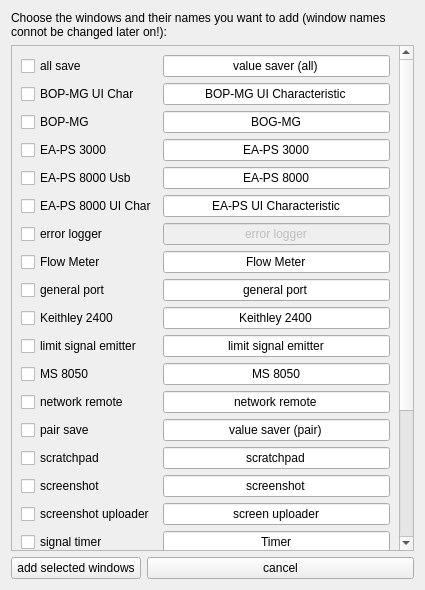
Above: windowadderwindow.ui from bchjoerni/mlab before the change. Below: the same form after it.
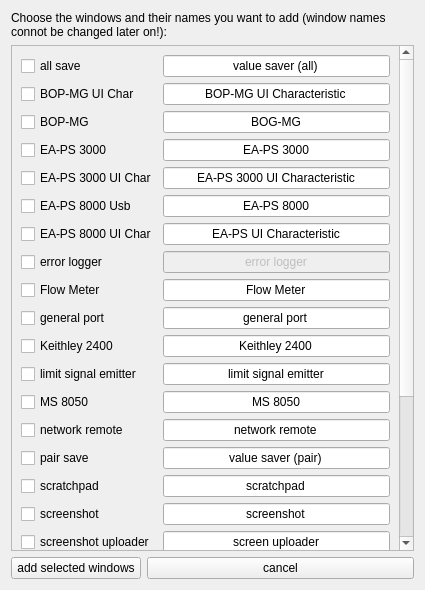
That is the form after the change.

Commit message: Keithley fix; eaps3000UICharWindow added

Diff of the .ui file:
```diff
--- a/windowadderwindow.ui
+++ b/windowadderwindow.ui
@@ -25,31 +25,41 @@
         <x>0</x>
         <y>0</y>
         <width>391</width>
-        <height>876</height>
+        <height>912</height>
        </rect>
       </property>
       <layout class="QGridLayout" name="gridLayout_2">
-       <item row="12" column="0">
-        <widget class="QCheckBox" name="chb_limitSignal">
+       <item row="27" column="0">
+        <widget class="QCheckBox" name="chb_screenUploader">
          <property name="text">
-          <string>limit signal emitter</string>
+          <string>screenshot uploader</string>
          </property>
         </widget>
        </item>
-       <item row="13" column="1">
-        <widget class="QLineEdit" name="txt_ms8050">
+       <item row="46" column="1">
+        <widget class="QLineEdit" name="txt_tsh071">
          <property name="text">
-          <string>MS 8050</string>
+          <string>Vacuum pump</string>
          </property>
          <property name="alignment">
           <set>Qt::AlignCenter</set>
          </property>
         </widget>
        </item>
-       <item row="2" column="0">
-        <widget class="QCheckBox" name="chb_bopmgUiChar">
+       <item row="32" column="0">
+        <widget class="QCheckBox" name="chb_powerMeterTest">
          <property name="text">
-          <string>BOP-MG UI Char</string>
+          <string>TEST power meter</string>
+         </property>
+        </widget>
+       </item>
+       <item row="12" column="1">
+        <widget class="QLineEdit" name="txt_keithley2400">
+         <property name="text">
+          <string>Keithley 2400</string>
+         </property>
+         <property name="alignment">
+          <set>Qt::AlignCenter</set>
          </property>
         </widget>
        </item>
@@ -60,24 +70,7 @@
          </property>
         </widget>
        </item>
-       <item row="20" column="1">
-        <widget class="QLineEdit" name="txt_screenshot">
-         <property name="text">
-          <string>screenshot</string>
-         </property>
-         <property name="alignment">
-          <set>Qt::AlignCenter</set>
-         </property>
-        </widget>
-       </item>
-       <item row="32" column="0">
-        <widget class="QCheckBox" name="chb_thermocouple">
-         <property name="text">
-          <string>Thermocouple</string>
-         </property>
-        </widget>
-       </item>
-       <item row="14" column="1">
+       <item row="15" column="1">
         <widget class="QLineEdit" name="txt_networkRemote">
          <property name="text">
           <string>network remote</string>
@@ -87,86 +80,188 @@
          </property>
         </widget>
        </item>
-       <item row="6" column="0">
+       <item row="33" column="0">
+        <widget class="QCheckBox" name="chb_thermocouple">
+         <property name="text">
+          <string>Thermocouple</string>
+         </property>
+        </widget>
+       </item>
+       <item row="31" column="1">
+        <widget class="QLineEdit" name="txt_calcTemperature">
+         <property name="text">
+          <string>temperature calculator</string>
+         </property>
+         <property name="alignment">
+          <set>Qt::AlignCenter</set>
+         </property>
+        </widget>
+       </item>
+       <item row="7" column="0">
         <widget class="QCheckBox" name="chb_eaps8000UsbUIChar">
          <property name="text">
           <string>EA-PS 8000 UI Char</string>
          </property>
         </widget>
        </item>
-       <item row="8" column="1">
-        <widget class="QLineEdit" name="txt_flowMeter">
-         <property name="text">
-          <string>Flow Meter</string>
-         </property>
-         <property name="alignment">
-          <set>Qt::AlignCenter</set>
-         </property>
-        </widget>
-       </item>
-       <item row="27" column="0">
-        <widget class="QCheckBox" name="chb_signalTimer">
-         <property name="text">
-          <string>signal timer</string>
-         </property>
-        </widget>
-       </item>
-       <item row="12" column="1">
-        <widget class="QLineEdit" name="txt_limitSignal">
-         <property name="text">
-          <string>limit signal emitter</string>
-         </property>
-         <property name="alignment">
-          <set>Qt::AlignCenter</set>
-         </property>
-        </widget>
-       </item>
-       <item row="10" column="0">
-        <widget class="QCheckBox" name="chb_generalPort">
-         <property name="text">
-          <string>general port</string>
-         </property>
-        </widget>
-       </item>
-       <item row="45" column="1">
-        <widget class="QLineEdit" name="txt_tsh071">
-         <property name="text">
-          <string>Vacuum pump</string>
-         </property>
-         <property name="alignment">
-          <set>Qt::AlignCenter</set>
-         </property>
-        </widget>
-       </item>
        <item row="8" column="0">
-        <widget class="QCheckBox" name="chb_flowMeter">
+        <widget class="QCheckBox" name="chb_errorLog">
          <property name="text">
-          <string>Flow Meter</string>
+          <string>error logger</string>
+         </property>
+        </widget>
+       </item>
+       <item row="13" column="1">
+        <widget class="QLineEdit" name="txt_limitSignal">
+         <property name="text">
+          <string>limit signal emitter</string>
+         </property>
+         <property name="alignment">
+          <set>Qt::AlignCenter</set>
+         </property>
+        </widget>
+       </item>
+       <item row="21" column="1">
+        <widget class="QLineEdit" name="txt_screenshot">
+         <property name="text">
+          <string>screenshot</string>
+         </property>
+         <property name="alignment">
+          <set>Qt::AlignCenter</set>
+         </property>
+        </widget>
+       </item>
+       <item row="6" column="0">
+        <widget class="QCheckBox" name="chb_eaps8000Usb">
+         <property name="text">
+          <string>EA-PS 8000 Usb</string>
          </property>
         </widget>
        </item>
        <item row="28" column="0">
-        <widget class="QCheckBox" name="chb_simpleGraph">
+        <widget class="QCheckBox" name="chb_signalTimer">
          <property name="text">
-          <string>simple graph</string>
+          <string>signal timer</string>
+         </property>
+        </widget>
+       </item>
+       <item row="17" column="1">
+        <widget class="QLineEdit" name="txt_pairSave">
+         <property name="text">
+          <string>value saver (pair)</string>
+         </property>
+         <property name="alignment">
+          <set>Qt::AlignCenter</set>
+         </property>
+        </widget>
+       </item>
+       <item row="14" column="0">
+        <widget class="QCheckBox" name="chb_ms8050">
+         <property name="text">
+          <string>MS 8050</string>
+         </property>
+        </widget>
+       </item>
+       <item row="9" column="1">
+        <widget class="QLineEdit" name="txt_flowMeter">
+         <property name="text">
+          <string>Flow Meter</string>
+         </property>
+         <property name="alignment">
+          <set>Qt::AlignCenter</set>
+         </property>
+        </widget>
+       </item>
+       <item row="15" column="0">
+        <widget class="QCheckBox" name="chb_networkRemote">
+         <property name="text">
+          <string>network remote</string>
+         </property>
+        </widget>
+       </item>
+       <item row="12" column="0">
+        <widget class="QCheckBox" name="chb_keithley2400">
+         <property name="text">
+          <string>Keithley 2400</string>
+         </property>
+        </widget>
+       </item>
+       <item row="2" column="1">
+        <widget class="QLineEdit" name="txt_bopmgUIChar">
+         <property name="text">
+          <string>BOP-MG UI Characteristic</string>
+         </property>
+         <property name="alignment">
+          <set>Qt::AlignCenter</set>
+         </property>
+        </widget>
+       </item>
+       <item row="18" column="1">
+        <widget class="QLineEdit" name="txt_scratchpad">
+         <property name="text">
+          <string>scratchpad</string>
+         </property>
+         <property name="alignment">
+          <set>Qt::AlignCenter</set>
          </property>
         </widget>
        </item>
        <item row="17" column="0">
-        <widget class="QCheckBox" name="chb_scratchpad">
+        <widget class="QCheckBox" name="chb_pairSave">
          <property name="text">
-          <string>scratchpad</string>
+          <string>pair save</string>
          </property>
         </widget>
        </item>
-       <item row="20" column="0">
+       <item row="29" column="1">
+        <widget class="QLineEdit" name="txt_simpleGraph">
+         <property name="text">
+          <string>simple graph</string>
+         </property>
+         <property name="alignment">
+          <set>Qt::AlignCenter</set>
+         </property>
+        </widget>
+       </item>
+       <item row="9" column="0">
+        <widget class="QCheckBox" name="chb_flowMeter">
+         <property name="text">
+          <string>Flow Meter</string>
+         </property>
+        </widget>
+       </item>
+       <item row="46" column="0">
+        <widget class="QCheckBox" name="chb_tsh071">
+         <property name="text">
+          <string>TSH071</string>
+         </property>
+        </widget>
+       </item>
+       <item row="4" column="1">
+        <widget class="QLineEdit" name="txt_eaps3000">
+         <property name="text">
+          <string>EA-PS 3000</string>
+         </property>
+         <property name="alignment">
+          <set>Qt::AlignCenter</set>
+         </property>
+        </widget>
+       </item>
+       <item row="21" column="0">
         <widget class="QCheckBox" name="chb_screenshot">
          <property name="text">
           <string>screenshot</string>
          </property>
         </widget>
        </item>
-       <item row="5" column="1">
+       <item row="18" column="0">
+        <widget class="QCheckBox" name="chb_scratchpad">
+         <property name="text">
+          <string>scratchpad</string>
+         </property>
+        </widget>
+       </item>
+       <item row="6" column="1">
         <widget class="QLineEdit" name="txt_eaps8000Usb">
          <property name="text">
           <string>EA-PS 8000</string>
@@ -176,14 +271,27 @@
          </property>
         </widget>
        </item>
-       <item row="30" column="0">
-        <widget class="QCheckBox" name="chb_calcTemperature">
+       <item row="29" column="0">
+        <widget class="QCheckBox" name="chb_simpleGraph">
          <property name="text">
-          <string>Temp. calculator</string>
+          <string>simple graph</string>
          </property>
         </widget>
        </item>
-       <item row="31" column="1">
+       <item row="8" column="1">
+        <widget class="QLineEdit" name="txt_errorLog">
+         <property name="enabled">
+          <bool>false</bool>
+         </property>
+         <property name="text">
+          <string>error logger</string>
+         </property>
+         <property name="alignment">
+          <set>Qt::AlignCenter</set>
+         </property>
+        </widget>
+       </item>
+       <item row="32" column="1">
         <widget class="QLineEdit" name="txt_test">
          <property name="text">
           <string>TEST</string>
@@ -194,71 +302,13 @@
         </widget>
        </item>
        <item row="31" column="0">
-        <widget class="QCheckBox" name="chb_powerMeterTest">
+        <widget class="QCheckBox" name="chb_calcTemperature">
          <property name="text">
-          <string>TEST power meter</string>
+          <string>Temp. calculator</string>
          </property>
         </widget>
        </item>
-       <item row="1" column="0">
-        <widget class="QCheckBox" name="chb_allSave">
-         <property name="text">
-          <string>all save</string>
-         </property>
-        </widget>
-       </item>
-       <item row="13" column="0">
-        <widget class="QCheckBox" name="chb_ms8050">
-         <property name="text">
-          <string>MS 8050</string>
-         </property>
-        </widget>
-       </item>
-       <item row="30" column="1">
-        <widget class="QLineEdit" name="txt_calcTemperature">
-         <property name="text">
-          <string>temperature calculator</string>
-         </property>
-         <property name="alignment">
-          <set>Qt::AlignCenter</set>
-         </property>
-        </widget>
-       </item>
-       <item row="1" column="1">
-        <widget class="QLineEdit" name="txt_allSave">
-         <property name="text">
-          <string>value saver (all)</string>
-         </property>
-         <property name="alignment">
-          <set>Qt::AlignCenter</set>
-         </property>
-        </widget>
-       </item>
-       <item row="5" column="0">
-        <widget class="QCheckBox" name="chb_eaps8000Usb">
-         <property name="text">
-          <string>EA-PS 8000 Usb</string>
-         </property>
-        </widget>
-       </item>
-       <item row="7" column="0">
-        <widget class="QCheckBox" name="chb_errorLog">
-         <property name="text">
-          <string>error logger</string>
-         </property>
-        </widget>
-       </item>
-       <item row="10" column="1">
-        <widget class="QLineEdit" name="txt_generalPort">
-         <property name="text">
-          <string>general port</string>
-         </property>
-         <property name="alignment">
-          <set>Qt::AlignCenter</set>
-         </property>
-        </widget>
-       </item>
-       <item row="26" column="1">
+       <item row="27" column="1">
         <widget class="QLineEdit" name="txt_screenUploader">
          <property name="text">
           <string>screen uploader</string>
@@ -269,50 +319,6 @@
         </widget>
        </item>
        <item row="28" column="1">
-        <widget class="QLineEdit" name="txt_simpleGraph">
-         <property name="text">
-          <string>simple graph</string>
-         </property>
-         <property name="alignment">
-          <set>Qt::AlignCenter</set>
-         </property>
-        </widget>
-       </item>
-       <item row="3" column="1">
-        <widget class="QLineEdit" name="txt_bogMg">
-         <property name="text">
-          <string>BOG-MG</string>
-         </property>
-         <property name="alignment">
-          <set>Qt::AlignCenter</set>
-         </property>
-        </widget>
-       </item>
-       <item row="16" column="0">
-        <widget class="QCheckBox" name="chb_pairSave">
-         <property name="text">
-          <string>pair save</string>
-         </property>
-        </widget>
-       </item>
-       <item row="3" column="0">
-        <widget class="QCheckBox" name="chb_bopMg">
-         <property name="text">
-          <string>BOP-MG</string>
-         </property>
-        </widget>
-       </item>
-       <item row="16" column="1">
-        <widget class="QLineEdit" name="txt_pairSave">
-         <property name="text">
-          <string>value saver (pair)</string>
-         </property>
-         <property name="alignment">
-          <set>Qt::AlignCenter</set>
-         </property>
-        </widget>
-       </item>
-       <item row="27" column="1">
         <widget class="QLineEdit" name="txt_signalTimer">
          <property name="text">
           <string>Timer</string>
@@ -322,44 +328,7 @@
          </property>
         </widget>
        </item>
-       <item row="34" column="0">
-        <widget class="QCheckBox" name="chb_tpg26x">
-         <property name="text">
-          <string>TPG 26x</string>
-         </property>
-        </widget>
-       </item>
-       <item row="32" column="1">
-        <widget class="QLineEdit" name="txt_thermocouple">
-         <property name="text">
-          <string>Thermocouple</string>
-         </property>
-         <property name="alignment">
-          <set>Qt::AlignCenter</set>
-         </property>
-        </widget>
-       </item>
-       <item row="26" column="0">
-        <widget class="QCheckBox" name="chb_screenUploader">
-         <property name="text">
-          <string>screenshot uploader</string>
-         </property>
-        </widget>
-       </item>
        <item row="7" column="1">
-        <widget class="QLineEdit" name="txt_errorLog">
-         <property name="enabled">
-          <bool>false</bool>
-         </property>
-         <property name="text">
-          <string>error logger</string>
-         </property>
-         <property name="alignment">
-          <set>Qt::AlignCenter</set>
-         </property>
-        </widget>
-       </item>
-       <item row="6" column="1">
         <widget class="QLineEdit" name="txt_eaps8000UsbUIChar">
          <property name="text">
           <string>EA-PS UI Characteristic</string>
@@ -369,51 +338,7 @@
          </property>
         </widget>
        </item>
-       <item row="14" column="0">
-        <widget class="QCheckBox" name="chb_networkRemote">
-         <property name="text">
-          <string>network remote</string>
-         </property>
-        </widget>
-       </item>
-       <item row="4" column="1">
-        <widget class="QLineEdit" name="txt_eaps3000">
-         <property name="text">
-          <string>EA-PS 3000</string>
-         </property>
-         <property name="alignment">
-          <set>Qt::AlignCenter</set>
-         </property>
-        </widget>
-       </item>
-       <item row="17" column="1">
-        <widget class="QLineEdit" name="txt_scratchpad">
-         <property name="text">
-          <string>scratchpad</string>
-         </property>
-         <property name="alignment">
-          <set>Qt::AlignCenter</set>
-         </property>
-        </widget>
-       </item>
-       <item row="45" column="0">
-        <widget class="QCheckBox" name="chb_tsh071">
-         <property name="text">
-          <string>TSH071</string>
-         </property>
-        </widget>
-       </item>
-       <item row="2" column="1">
-        <widget class="QLineEdit" name="txt_bopmgUIChar">
-         <property name="text">
-          <string>BOP-MG UI Characteristic</string>
-         </property>
-         <property name="alignment">
-          <set>Qt::AlignCenter</set>
-         </property>
-        </widget>
-       </item>
-       <item row="34" column="1">
+       <item row="35" column="1">
         <widget class="QLineEdit" name="txt_tpg26x">
          <property name="text">
           <string>Pressure Gauge</string>
@@ -423,17 +348,109 @@
          </property>
         </widget>
        </item>
-       <item row="11" column="0">
-        <widget class="QCheckBox" name="chb_keithley2400">
+       <item row="2" column="0">
+        <widget class="QCheckBox" name="chb_bopmgUiChar">
          <property name="text">
-          <string>Keithley 2400</string>
+          <string>BOP-MG UI Char</string>
          </property>
         </widget>
        </item>
        <item row="11" column="1">
-        <widget class="QLineEdit" name="txt_keithley2400">
+        <widget class="QLineEdit" name="txt_generalPort">
          <property name="text">
-          <string>Keithley 2400</string>
+          <string>general port</string>
+         </property>
+         <property name="alignment">
+          <set>Qt::AlignCenter</set>
+         </property>
+        </widget>
+       </item>
+       <item row="35" column="0">
+        <widget class="QCheckBox" name="chb_tpg26x">
+         <property name="text">
+          <string>TPG 26x</string>
+         </property>
+        </widget>
+       </item>
+       <item row="33" column="1">
+        <widget class="QLineEdit" name="txt_thermocouple">
+         <property name="text">
+          <string>Thermocouple</string>
+         </property>
+         <property name="alignment">
+          <set>Qt::AlignCenter</set>
+         </property>
+        </widget>
+       </item>
+       <item row="13" column="0">
+        <widget class="QCheckBox" name="chb_limitSignal">
+         <property name="text">
+          <string>limit signal emitter</string>
+         </property>
+        </widget>
+       </item>
+       <item row="3" column="0">
+        <widget class="QCheckBox" name="chb_bopMg">
+         <property name="text">
+          <string>BOP-MG</string>
+         </property>
+        </widget>
+       </item>
+       <item row="3" column="1">
+        <widget class="QLineEdit" name="txt_bogMg">
+         <property name="text">
+          <string>BOG-MG</string>
+         </property>
+         <property name="alignment">
+          <set>Qt::AlignCenter</set>
+         </property>
+        </widget>
+       </item>
+       <item row="1" column="1">
+        <widget class="QLineEdit" name="txt_allSave">
+         <property name="text">
+          <string>value saver (all)</string>
+         </property>
+         <property name="alignment">
+          <set>Qt::AlignCenter</set>
+         </property>
+        </widget>
+       </item>
+       <item row="14" column="1">
+        <widget class="QLineEdit" name="txt_ms8050">
+         <property name="text">
+          <string>MS 8050</string>
+         </property>
+         <property name="alignment">
+          <set>Qt::AlignCenter</set>
+         </property>
+        </widget>
+       </item>
+       <item row="11" column="0">
+        <widget class="QCheckBox" name="chb_generalPort">
+         <property name="text">
+          <string>general port</string>
+         </property>
+        </widget>
+       </item>
+       <item row="1" column="0">
+        <widget class="QCheckBox" name="chb_allSave">
+         <property name="text">
+          <string>all save</string>
+         </property>
+        </widget>
+       </item>
+       <item row="5" column="0">
+        <widget class="QCheckBox" name="chb_eaps3000UIChar">
+         <property name="text">
+          <string>EA-PS 3000 UI Char</string>
+         </property>
+        </widget>
+       </item>
+       <item row="5" column="1">
+        <widget class="QLineEdit" name="txt_eaps3000UIChar">
+         <property name="text">
+          <string>EA-PS 3000 UI Characteristic</string>
          </property>
          <property name="alignment">
           <set>Qt::AlignCenter</set>
```
The commit also changes 8 other files.
